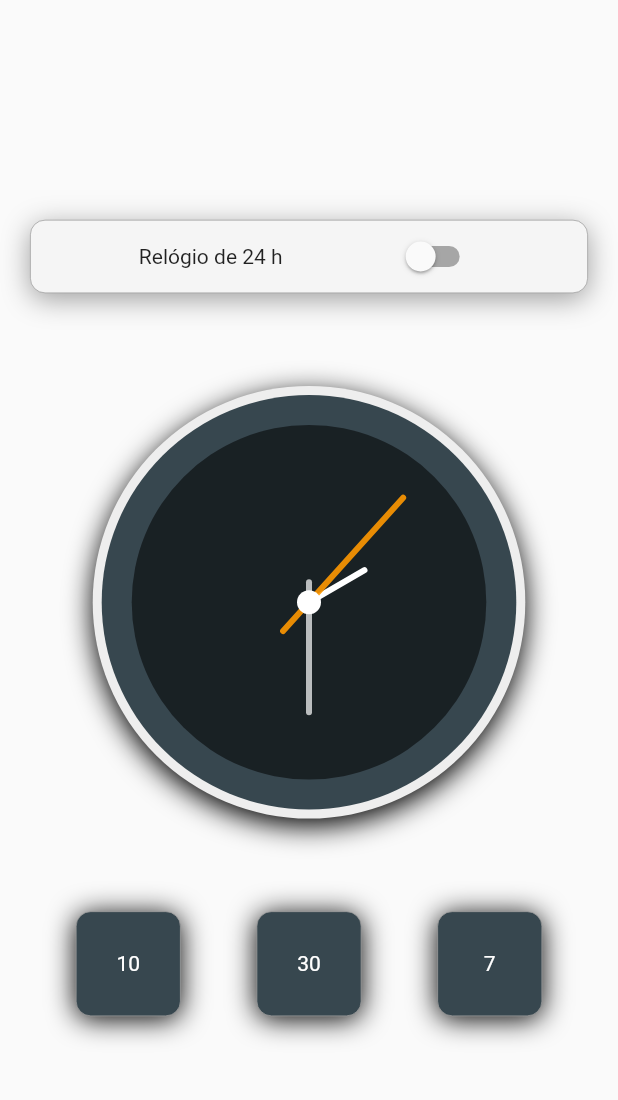
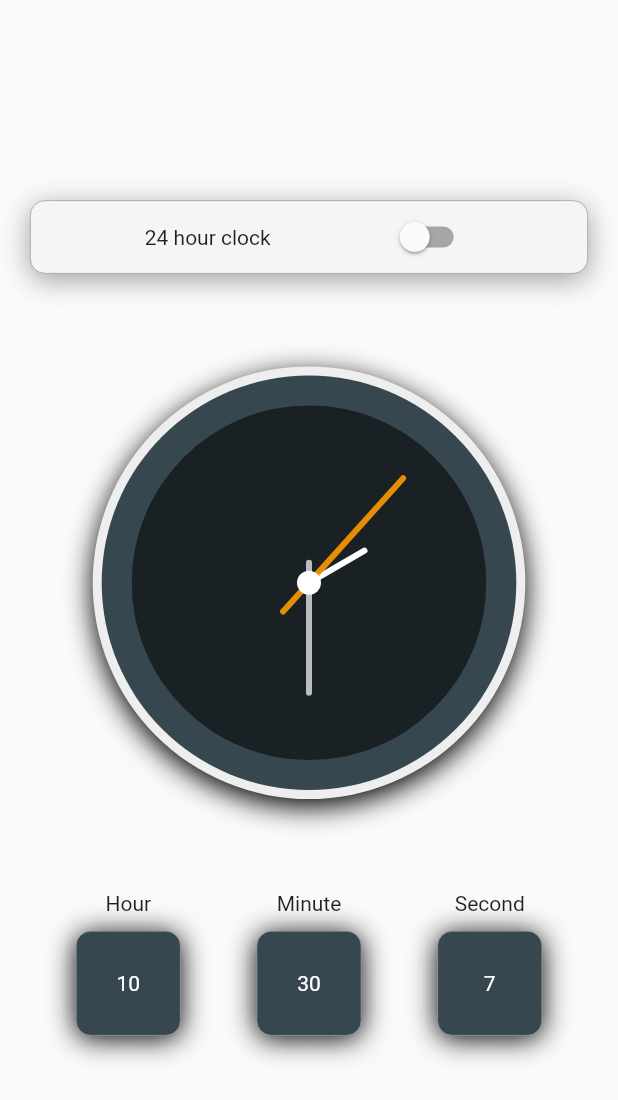
Before and after one commit to silvafb/analogic_clock_flutter, a Flutter app: the screen it shows after launch, on a phone screen of 412 x 824 dp. Shown: the top 1100 px of the screen. Run offline on Flutter 3.47's test engine with Material 2 defaults, Android fonts, the light colour scheme and no system bars.

Commit message:
master adicionando os texts de horas

```diff
--- a/lib/pages/home_page.dart
+++ b/lib/pages/home_page.dart
@@ -55,7 +55,7 @@ class _HomePageState extends State<HomePage> {
               child: Row(
                 mainAxisAlignment: MainAxisAlignment.spaceEvenly,
                 children: [
-                  Text("Relógio de 24 h"),
+                  Text("24 hour clock"),
                   Switch(
                     value: isFormatHour,
                     onChanged: (value) {
@@ -70,14 +70,32 @@ class _HomePageState extends State<HomePage> {
           Row(
             mainAxisAlignment: MainAxisAlignment.spaceEvenly,
             children: [
+              Column(
+                children: [
+                  Text("Hour"),
+                  SizedBox(height: 10),
                   TextTime(
                     time: hour,
                   ),
+                ],
+              ),
+              Column(
+                children: [
+                  Text("Minute"),
+                  SizedBox(height: 10),
                   TextTime(
                     time: minute,
                   ),
+                ],
+              ),
+              Column(
+                children: [
+                  Text("Second"),
+                  SizedBox(height: 10),
                   TextTime(
                     time: second,
+                  ),
+                ],
               ),
             ],
           ),
```
Lines whose indentation alone changed are shown as unchanged.
